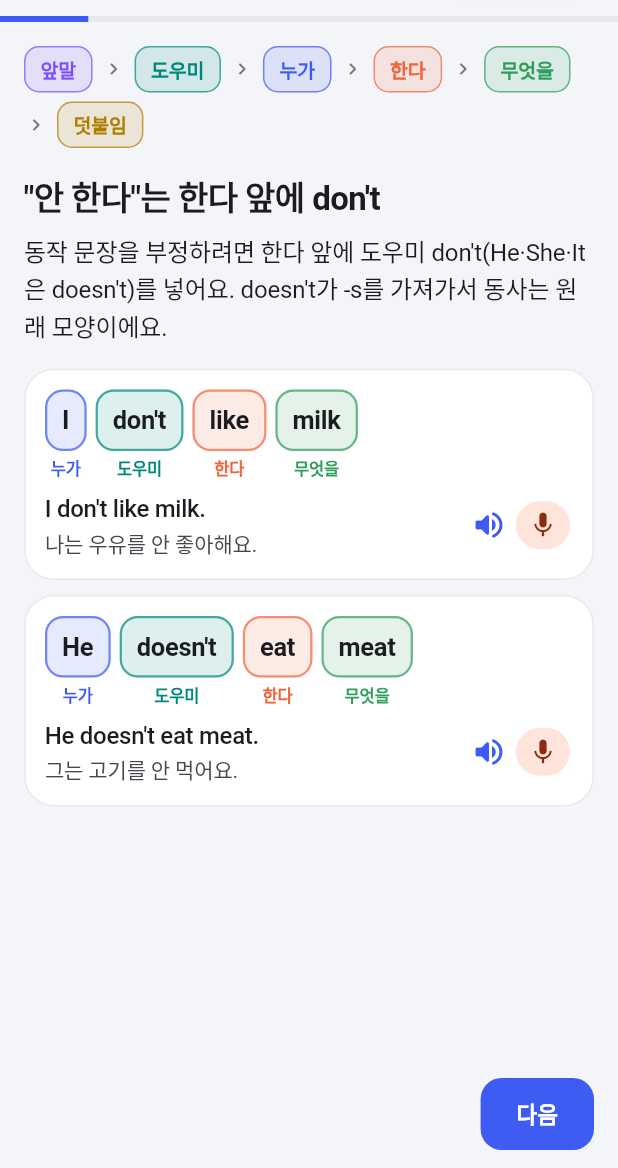
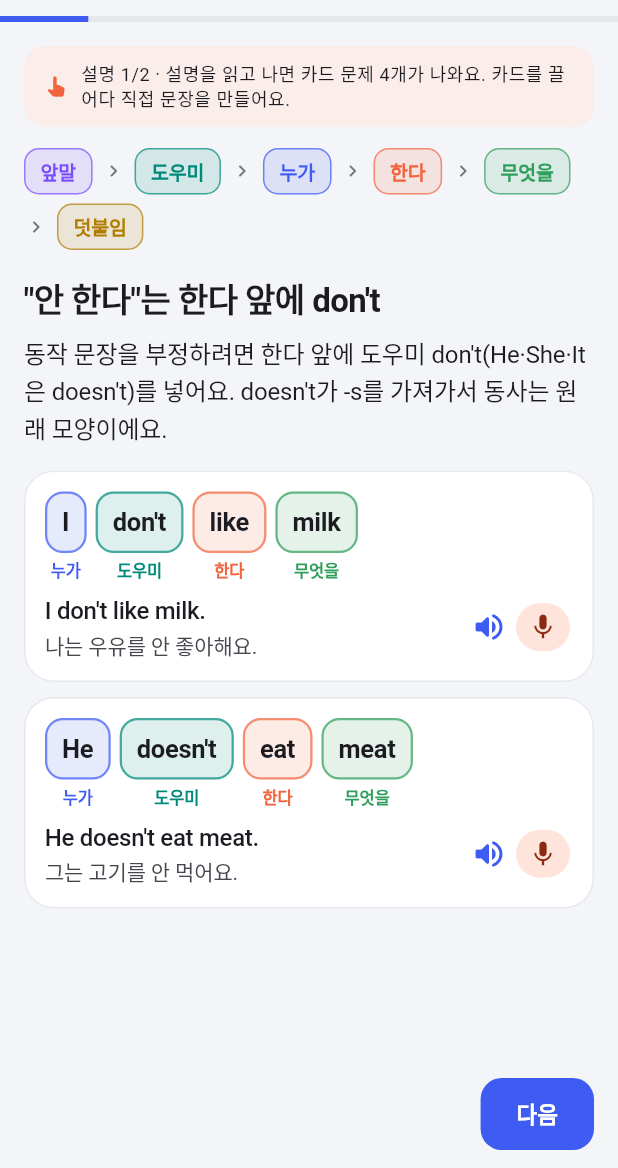
Before and after one commit to zent1216/english-step, a Flutter app: the screen it shows after launch, after a tap on an icon or button, on a phone screen of 412 x 824 dp, the part 68-1236 px from its top. Run offline on Flutter 3.47's test engine with Material 3 defaults, Android fonts, the phone set to English and light mode, and no system bars; our stand-ins replace audioplayers, flutter_tts, shared_preferences, speech_to_text, youtube_player_iframe; missing offline and left inert: dart:ffi, google_mlkit_translation, record, sherpa_onnx, youtube_explode_dart; Roboto replaces fonts that are missing (Pretendard).

Commit message:
기초 탭: 설명 화면에 '카드 문제 N개가 나와요' 안내, 마지막 설명 버튼을 '카드 문제 풀기 ▶'로, 레슨 목록에 문제 수 표시
Co-Authored-By: Claude Opus 5.5 <noreply@anthropic.com>
Claude-Session: https://claude.ai/code/session_01HofeBZuvNoVhk3UiAysjAK

```diff
--- a/lib/screens/basics_screens.dart
+++ b/lib/screens/basics_screens.dart
@@ -204,7 +204,8 @@ class _LessonTile extends StatelessWidget {
           child: done ? const Icon(Icons.check_rounded) : Text('${index + 1}'),
         ),
         title: Text(lesson.title, style: const TextStyle(fontWeight: FontWeight.w700)),
-        subtitle: Text(lesson.subtitle),
+        subtitle: Text('${lesson.subtitle}\n카드 문제 ${lesson.drills.length}개'),
+        isThreeLine: true,
         trailing: next ? Chip(label: const Text('다음'), visualDensity: VisualDensity.compact) : null,
         onTap: () => Navigator.push(context, MaterialPageRoute(builder: (_) => LessonScreen(index: index))),
       ),
@@ -252,7 +253,12 @@ class _LessonScreenState extends State<LessonScreen> {
     final c = lesson.concepts.length;
     final Widget body;
     if (_step < c) {
-      body = _ConceptView(concept: lesson.concepts[_step]);
+      body = _ConceptView(
+        concept: lesson.concepts[_step],
+        page: _step + 1,
+        pages: c,
+        drills: lesson.drills.length,
+      );
     } else if (_step < c + lesson.drills.length) {
       final drill = lesson.drills[_step - c];
       void onSolved() => setState(() => _solved.add(_step));
@@ -299,7 +305,9 @@ class _LessonScreenState extends State<LessonScreen> {
                     FilledButton(
                       onPressed: _canNext ? _next : null,
                       style: FilledButton.styleFrom(backgroundColor: _canNext ? scheme.primary : null),
-                      child: Text(last ? '목록으로' : (_canNext ? '다음' : '문제를 풀어 보세요')),
+                      child: Text(
+                        last ? '목록으로' : (_step == c - 1 ? '카드 문제 풀기 ▶' : (_canNext ? '다음' : '문제를 풀어 보세요')),
+                      ),
                     ),
                 ],
               ),
@@ -312,8 +320,11 @@ class _LessonScreenState extends State<LessonScreen> {
 }
 
 class _ConceptView extends StatelessWidget {
-  const _ConceptView({required this.concept});
+  const _ConceptView({required this.concept, required this.page, required this.pages, required this.drills});
   final Concept concept;
+  final int page;
+  final int pages;
+  final int drills;
 
   @override
   Widget build(BuildContext context) {
@@ -322,6 +333,27 @@ class _ConceptView extends StatelessWidget {
     return Column(
       crossAxisAlignment: CrossAxisAlignment.start,
       children: [
+        Container(
+          width: double.infinity,
+          padding: const EdgeInsets.symmetric(horizontal: 12, vertical: 10),
+          margin: const EdgeInsets.only(bottom: 14),
+          decoration: BoxDecoration(
+            color: scheme.tertiaryContainer.withValues(alpha: 0.5),
+            borderRadius: BorderRadius.circular(14),
+          ),
+          child: Row(
+            children: [
+              Icon(Icons.pan_tool_alt_rounded, size: 18, color: scheme.tertiary),
+              const SizedBox(width: 8),
+              Expanded(
+                child: Text(
+                  '설명 $page/$pages · 설명을 읽고 나면 카드 문제 $drills개가 나와요. 카드를 끌어다 직접 문장을 만들어요.',
+                  style: text.bodySmall,
+                ),
+              ),
+            ],
+          ),
+        ),
         const SentenceMapLegend(compact: true),
         const SizedBox(height: 18),
         Text(concept.title, style: text.titleLarge?.copyWith(fontWeight: FontWeight.w700)),
@@ -625,10 +657,7 @@ class _BuildDrillViewState extends State<BuildDrillView> {
                       runSpacing: 8,
                       crossAxisAlignment: WrapCrossAlignment.center,
                       children: [
-                        for (var k = 0; k < _placed.length; k++) ...[
-                          _gap(k),
-                          _dropOnCard(k),
-                        ],
+                        for (var k = 0; k < _placed.length; k++) ...[_gap(k), _dropOnCard(k)],
                         _gap(_placed.length),
                         Text(d.end, style: englishStyle(context, size: 22)),
                       ],
```
Also changed, not shown: 1 other file. Lines whose indentation alone changed are shown as unchanged.
